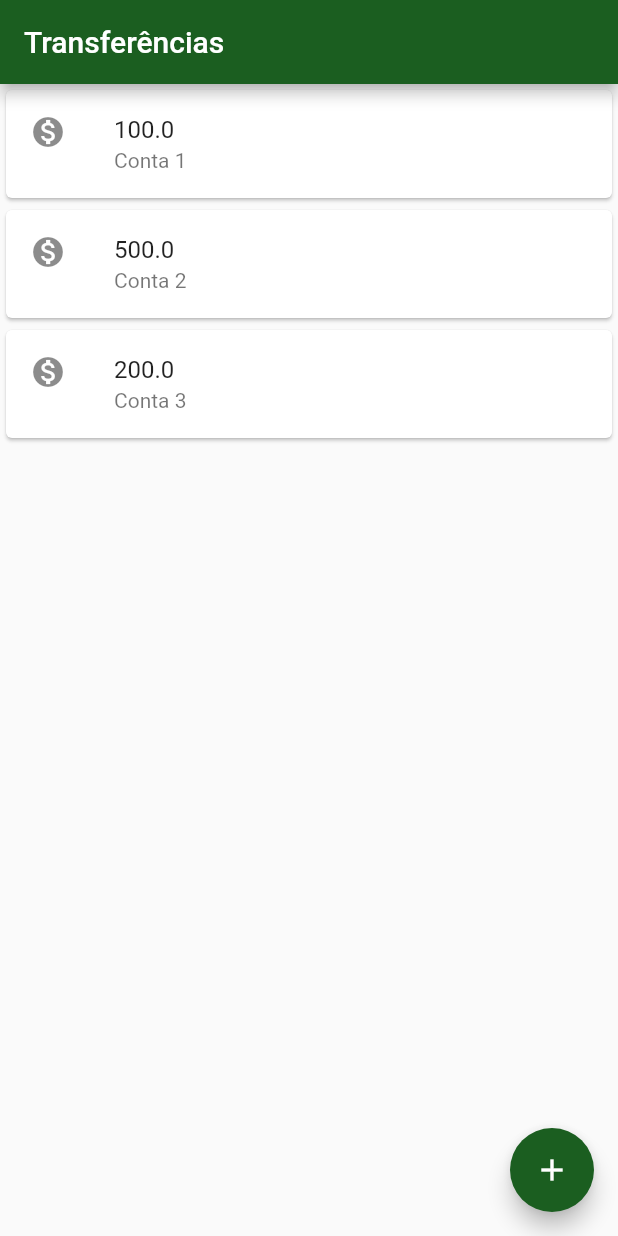
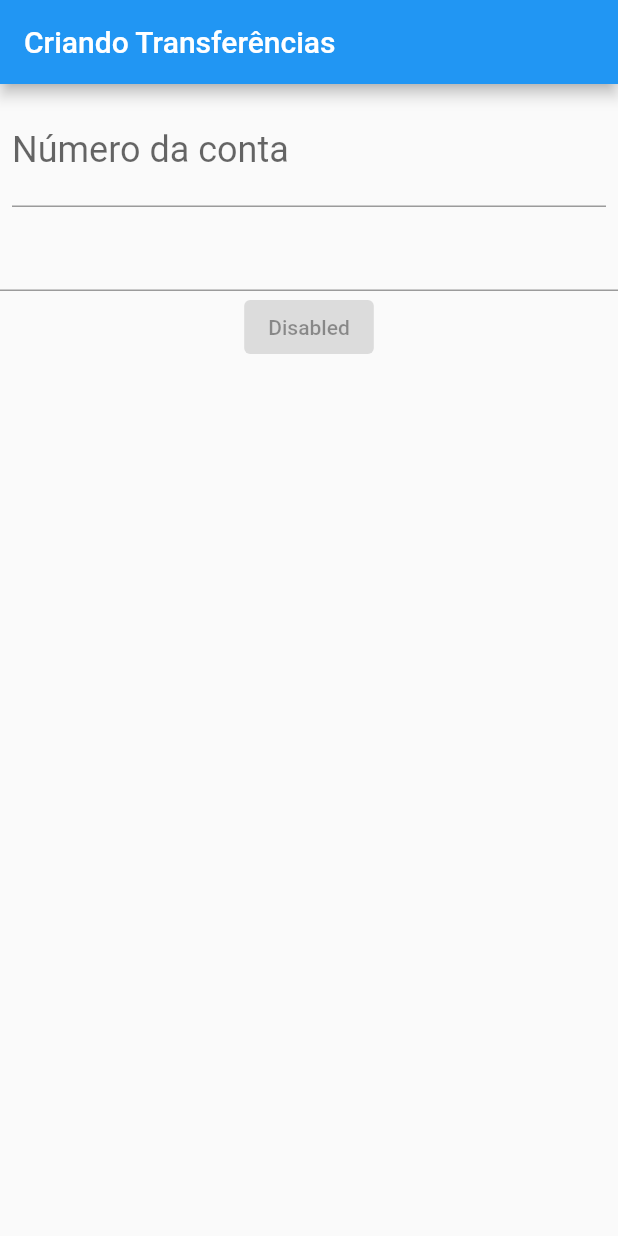
Before and after one commit to BrunoLeria/ByteBank, a Flutter app: the screen it shows after launch, on a phone screen of 412 x 824 dp. Run offline on Flutter 3.47's test engine with Material 2 defaults, Android fonts, the phone set to English and light mode, and no system bars.

Commit message:
Aulas 1, 2 e 3 da alura

```diff
--- a/lib/main.dart
+++ b/lib/main.dart
@@ -1,40 +1,80 @@
 import 'package:flutter/material.dart';
 
-void main() => runApp(
-      MaterialApp(
+void main() => runApp(BytebankApp());
+
+class BytebankApp extends StatelessWidget {
+  @override
+  Widget build(BuildContext context) {
+    return MaterialApp(
       home: Scaffold(
+        body: FormularioTransferencia(),
+      ),
+    );
+  }
+}
+
+class FormularioTransferencia extends StatelessWidget {
+  @override
+  Widget build(BuildContext context) {
+    return Scaffold(
+      appBar: AppBar(
+        title: Text('Criando Transferências'),
+      ),
+      body: Column(
+        children: <Widget>[
+          Padding(
+            padding: const EdgeInsets.all(8.0),
+            child: TextField(
+              style: TextStyle(
+                fontSize: 24.0,
+              ),
+              decoration: InputDecoration(
+                labelText: 'Número da conta',
+                hintText: '0000',
+              ),
+            ),
+          ),
+          TextField(),
+          ElevatedButton(
+            onPressed: null,
+            child: const Text('Disabled'),
+          ),
+        ],
+      ),
+    );
+  }
+}
+
+class ListaTransferencia extends StatelessWidget {
+  @override
+  Widget build(BuildContext context) {
+    return Scaffold(
       appBar: AppBar(
         title: Text('Transferências'),
         backgroundColor: Colors.green[900],
+      ),
+      body: Column(
+        children: [
+          ItemTransferencia(Transferencia(100.00, "Conta 1")),
+          ItemTransferencia(Transferencia(500.00, "Conta 2")),
+          ItemTransferencia(Transferencia(200.00, "Conta 3")),
+        ],
       ),
       floatingActionButton: FloatingActionButton(
         onPressed: () {},
         backgroundColor: Colors.green[900],
         child: Icon(Icons.add),
       ),
-          body: ListaTransferencia(),
-        ),
-      ),
-    );
-
-class ListaTransferencia extends StatelessWidget {
-  @override
-  Widget build(BuildContext context) {
-    return Column(
-            children: [
-              ItemTransferencia(Transferencia(100.00, "Conta 1")),
-              ItemTransferencia(Transferencia(500.00, "Conta 2")),
-              ItemTransferencia(Transferencia(200.00, "Conta 3")),
-            ],
     );
   }
 }
 
-class ItemTransferencia extends StatelessWidget{
-
+class ItemTransferencia extends StatelessWidget {
   final Transferencia _transferencia;
 
-  ItemTransferencia(this._transferencia,);
+  ItemTransferencia(
+    this._transferencia,
+  );
 
   @override
   Widget build(BuildContext context) {
@@ -48,8 +88,7 @@ class ItemTransferencia extends StatelessWidget{
   }
 }
 
-class Transferencia{
-
+class Transferencia {
   final double valor;
   final String nome;
 
```
Also changed, not shown: 1 other file. Lines whose indentation alone changed are shown as unchanged.
